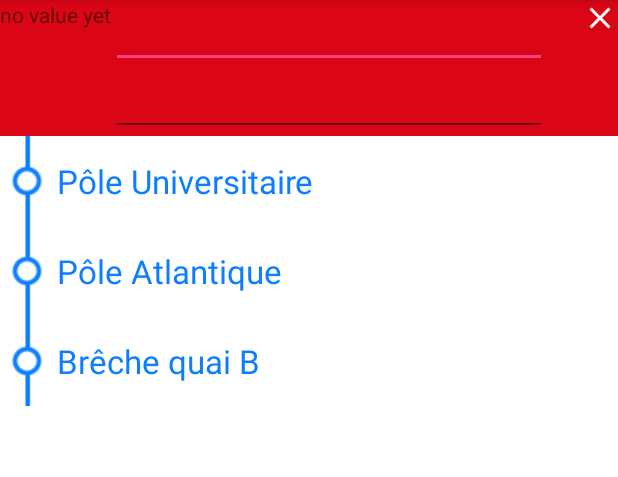
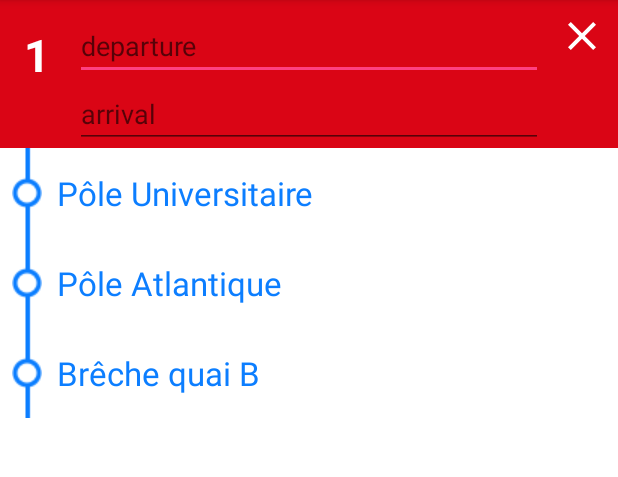
Before and after one commit to dcz-switcher/niortbus, an Android app: the screen it shows after launch (MainActivity), on a phone screen of 412 x 824 dp, the part 84-561 px from its top. Run offline under Robolectric (Android 15) with nearby library versions, the phone set to English and light mode, and no system bars.

Commit message:
use constraint layout for line detail

```diff
--- a/app/src/main/java/com/niortreactnative/adapters/StopListAdapter.kt
+++ b/app/src/main/java/com/niortreactnative/adapters/StopListAdapter.kt
@@ -47,7 +47,7 @@ class StopListAdapter(items:ArrayList<Stop>) : RecyclerView.Adapter<StopListAdap
                 viewHolderSelectorOpen?.hourList?.adapter = null
             }
 
-            holder?.hourList?.adapter = HourListAdapter(stops[position].hours)
+            holder.hourList.adapter = HourListAdapter(stops[position].hours)
             viewHolderSelectorOpen = holder
         }
 
--- a/app/src/main/res/layout/fragment_about.xml
+++ b/app/src/main/res/layout/fragment_about.xml
@@ -8,6 +8,6 @@
     <TextView
         android:layout_width="match_parent"
         android:layout_height="match_parent"
-        android:text="@string/hello_blank_fragment"/>
+        android:text="@string/textview_default"/>
 
 </FrameLayout>
--- a/app/src/main/res/layout/fragment_line_detail.xml
+++ b/app/src/main/res/layout/fragment_line_detail.xml
@@ -1,26 +1,40 @@
 <LinearLayout xmlns:android="http://schemas.android.com/apk/res/android"
-             xmlns:tools="http://schemas.android.com/tools"
+              xmlns:app="http://schemas.android.com/apk/res-auto"
+              xmlns:tools="http://schemas.android.com/tools"
              android:layout_width="match_parent"
              android:layout_height="match_parent"
              tools:context="com.niortreactnative.fragments.LineDetailFragment"
     android:orientation="vertical">
 
-    <LinearLayout
-        android:orientation="horizontal"
-        android:background="@color/line1"
+    <android.support.constraint.ConstraintLayout
         android:layout_width="match_parent"
-        android:layout_height="wrap_content">
+        android:layout_height="wrap_content"
+        android:background="@color/line1">
 
         <TextView
             android:layout_width="wrap_content"
             android:layout_height="wrap_content"
-            android:text="@string/textview_default"/>
+            android:layout_marginStart="8dp"
+            android:layout_marginTop="8dp"
+            android:padding="8dp"
+            android:text="1"
+            android:textColor="@android:color/white"
+            android:textSize="@dimen/lineDetail_identifier"
+            android:textStyle="bold"
+            app:layout_constraintStart_toStartOf="parent"
+            app:layout_constraintTop_toTopOf="parent"/>
 
         <LinearLayout
             android:layout_width="match_parent"
             android:layout_height="wrap_content"
+            android:layout_marginEnd="50dp"
+            android:layout_marginStart="50dp"
+            android:layout_marginTop="8dp"
             android:orientation="vertical"
-            android:layout_weight="1">
+            app:layout_constraintEnd_toEndOf="parent"
+            app:layout_constraintLeft_toLeftOf="parent"
+            app:layout_constraintStart_toStartOf="parent"
+            app:layout_constraintTop_toTopOf="parent">
 
 
             <EditText
@@ -28,35 +42,42 @@
                 android:layout_width="match_parent"
                 android:layout_height="wrap_content"
                 android:ems="10"
+                android:hint="departure"
                 android:inputType="textPersonName"
-                />
+                android:textColor="@android:color/white"/>
 
             <EditText
                 android:id="@+id/editText2"
                 android:layout_width="match_parent"
                 android:layout_height="wrap_content"
                 android:ems="10"
+                android:hint="arrival"
                 android:inputType="textPersonName"
-                />
+                android:textColor="@android:color/white"/>
 
         </LinearLayout>
 
         <LinearLayout
-            android:layout_width="match_parent"
+            android:layout_width="30dp"
             android:layout_height="match_parent"
+            android:layout_marginEnd="8dp"
+            android:layout_marginTop="8dp"
+            android:gravity="end"
             android:orientation="horizontal"
-            android:layout_weight="3"
-            android:gravity="end">
+            app:layout_constraintEnd_toEndOf="parent"
+            app:layout_constraintTop_toTopOf="parent">
 
             <ImageView
-                android:layout_width="wrap_content"
-                android:layout_height="wrap_content"
+                android:layout_width="32dp"
+                android:layout_height="32dp"
+                android:contentDescription="@string/lineDetail_close_description"
                 android:src="@drawable/ic_close_white_24dp"/>
 
         </LinearLayout>
 
 
-    </LinearLayout>
+    </android.support.constraint.ConstraintLayout>
+
 
     <android.support.v7.widget.RecyclerView
         android:id="@+id/stop_list"
--- a/app/src/main/res/values/dimens.xml
+++ b/app/src/main/res/values/dimens.xml
@@ -5,5 +5,6 @@
     <dimen name="listLine_textSize">20sp</dimen>
 
     <dimen name="lineDetail_stop">22sp</dimen>
+    <dimen name="lineDetail_identifier">30sp</dimen>
 
 </resources>
```
Also changed, not shown: app/src/main/res/values/strings.xml (+1 -34 lines).
